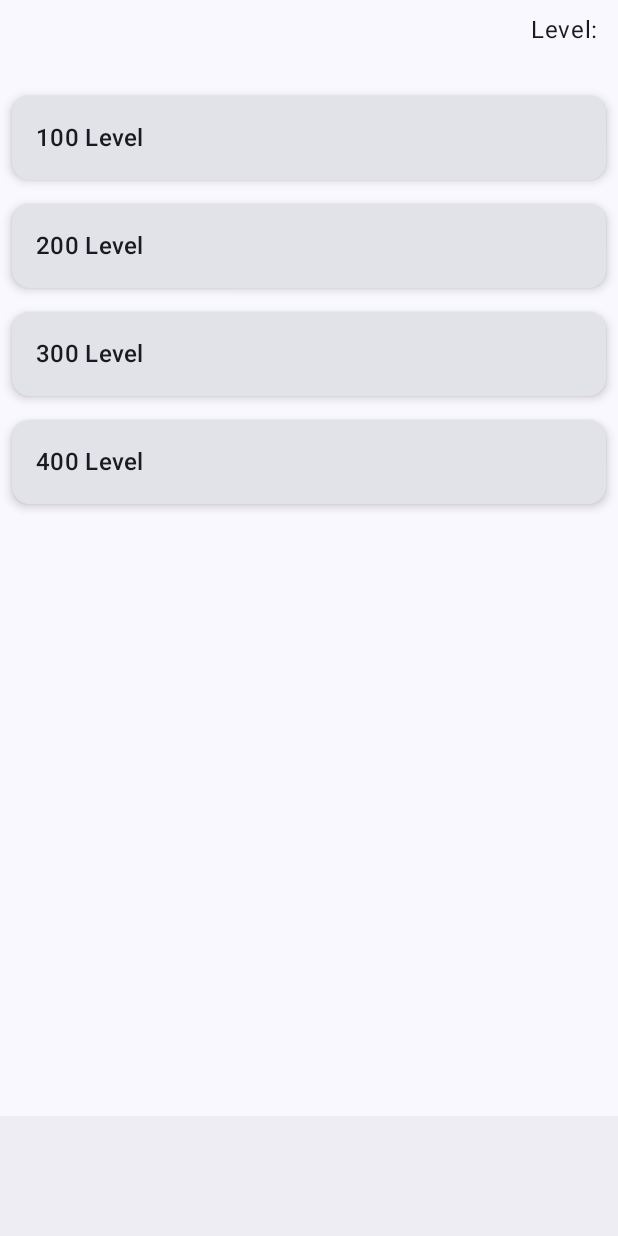
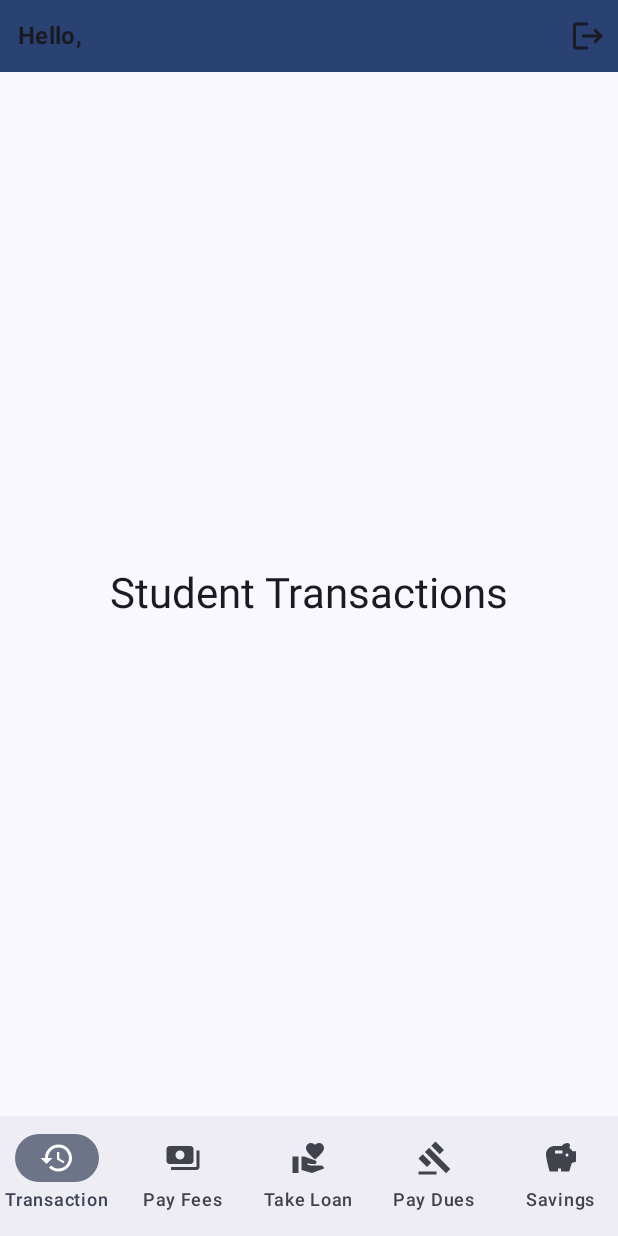
Before and after one commit to EQua-Dev/CariBank, an Android app built with Jetpack Compose: the StudentHomeScreen screen opened through its navigation route, on a phone screen of 412 x 824 dp. Run offline under Robolectric (Android 15) with nearby library versions, the phone set to English and light mode, and no system bars; our stand-ins replace Dagger/Hilt's generated code, Timber.

Commit message:
implemented student home screen

```diff
--- a/app/src/main/java/com/schoolprojects/caribank/holder/HolderScreen.kt
+++ b/app/src/main/java/com/schoolprojects/caribank/holder/HolderScreen.kt
@@ -230,6 +230,7 @@ fun ScaffoldSection(
                 composable(Screen.StudentHome.route) {
                     onStatusBarColorChange(MaterialTheme.colorScheme.background)
                     StudentHomeScreen(
+                        baseNavHostController = controller,
                         onNavigationRequested = onNavigationRequested,
                         onSemesterSelected = onSemesterSelected
                     )
@@ -237,6 +238,7 @@ fun ScaffoldSection(
                 composable(Screen.BankerHome.route) {
                     onStatusBarColorChange(MaterialTheme.colorScheme.background)
                     StudentHomeScreen(
+                        baseNavHostController = controller,
                         onNavigationRequested = onNavigationRequested,
                         onSemesterSelected = onSemesterSelected
                     )
--- /dev/null
+++ b/app/src/main/java/com/schoolprojects/caribank/navigation/BottomNavigationScreen.kt
@@ -0,0 +1,42 @@
+/*
+ * Copyright (c) 2023.
+ * Richard Uzor
+ * Under the authority of Devstrike Digital Limited
+ */
+
+package com.schoolprojects.caribank.navigation
+
+import androidx.compose.material.icons.Icons
+import androidx.compose.material.icons.filled.Assessment
+import androidx.compose.material.icons.filled.Badge
+import androidx.compose.material.icons.filled.Gavel
+import androidx.compose.material.icons.filled.History
+import androidx.compose.material.icons.filled.House
+import androidx.compose.material.icons.filled.MarkChatUnread
+import androidx.compose.material.icons.filled.Payments
+import androidx.compose.material.icons.filled.Person
+import androidx.compose.material.icons.filled.Savings
+import androidx.compose.material.icons.filled.Schedule
+import androidx.compose.material.icons.filled.VolunteerActivism
+import androidx.compose.ui.graphics.vector.ImageVector
+
+data class BottomNavigationScreen(
+    val title: String = "",
+    val selectedItem: Unit,
+    val unSelectedItem: Unit,
+    val notificationCount: Int? = null,
+    val route: String = ""
+)
+
+sealed class BottomBarScreen(
+    val title: String,
+    val icon: ImageVector,
+    val route: String
+){
+    object Transactions : BottomBarScreen("Transaction", Icons.Default.History, "student_transactions",)
+    object PayFees : BottomBarScreen("Pay Fees", Icons.Default.Payments, "student_pay_fees",)
+    object TakeLoan : BottomBarScreen("Take Loan", Icons.Default.VolunteerActivism, "student_take_loan",)
+    object PayDues : BottomBarScreen("Pay Dues", Icons.Default.Gavel, "student_pay_dues",)
+    object Savings : BottomBarScreen("Savings", Icons.Default.Savings, "student_savings",)
+
+}
--- /dev/null
+++ b/app/src/main/java/com/schoolprojects/caribank/navigation/StudentBottomBar.kt
@@ -0,0 +1,57 @@
+package com.schoolprojects.caribank.navigation
+
+import androidx.compose.foundation.layout.RowScope
+import androidx.compose.material3.Icon
+import androidx.compose.material3.NavigationBar
+import androidx.compose.material3.NavigationBarItem
+import androidx.compose.material3.Text
+import androidx.compose.runtime.Composable
+import androidx.compose.runtime.getValue
+import androidx.navigation.NavDestination
+import androidx.navigation.NavDestination.Companion.hierarchy
+import androidx.navigation.NavHostController
+import androidx.navigation.compose.currentBackStackEntryAsState
+
+
+@Composable
+fun StudentBottomBar(navController: NavHostController) {
+    val screens = listOf(
+        BottomBarScreen.Transactions,
+        BottomBarScreen.PayFees,
+        BottomBarScreen.TakeLoan,
+        BottomBarScreen.PayDues,
+        BottomBarScreen.Savings,
+    )
+    val navBackStackEntry by navController.currentBackStackEntryAsState()
+    val currentDestination = navBackStackEntry?.destination
+
+    NavigationBar {
+        screens.forEach { screen ->
+            StudentAddItem(
+                screen = screen,
+                currentDestination = currentDestination,
+                navController = navController
+            )
+
+        }
+    }
+
+}
+
+
+@Composable
+fun RowScope.StudentAddItem(
+    screen: BottomBarScreen,
+    currentDestination: NavDestination?,
+    navController: NavHostController
+) {
+    NavigationBarItem(
+        selected = currentDestination?.hierarchy?.any {
+            it.route == screen.route
+        } == true,
+        label = {
+            Text(text = screen.title)
+        },
+        onClick = { navController.navigate(screen.route) },
+        icon = { Icon(imageVector = screen.icon, contentDescription = screen.title) })
+}
--- /dev/null
+++ b/app/src/main/java/com/schoolprojects/caribank/navigation/StudentBottomNavigationGraph.kt
@@ -0,0 +1,71 @@
+/*
+ * Copyright (c) 2023.
+ * Richard Uzor
+ * Under the authority of Devstrike Digital Limited
+ */
+
+package com.schoolprojects.caribank.navigation
+
+import androidx.compose.runtime.Composable
+import androidx.navigation.NavHostController
+import androidx.navigation.compose.NavHost
+import androidx.navigation.compose.composable
+import com.schoolprojects.caribank.screens.student.paydues.StudentPayDues
+import com.schoolprojects.caribank.screens.student.payfees.StudentPayFees
+import com.schoolprojects.caribank.screens.student.savings.StudentSavings
+import com.schoolprojects.caribank.screens.student.takeloan.StudentTakeLoan
+import com.schoolprojects.caribank.screens.student.transactions.StudentTransactions
+
+@Composable
+fun StudentBottomNavigationGraph(navController: NavHostController) {
+//    NavHost(navController = navController, startDestination = Screen.SupervisorHouses.route) {
+//        composable(
+//            route = Screen.SupervisorHouses.route
+//        ) {
+//            SupervisorHouses(navController = navController)
+//        }
+//        composable(
+//            route = Screen.SupervisorStaff.route
+//        ) {
+//            SupervisorStaff(navController = navController)
+//        }
+//        composable(
+//            route = Screen.SupervisorShifts.route
+//        ) {
+//            SupervisorShifts(navController = navController)
+//        }
+//        composable(
+//            route = Screen.SupervisorProfile.route
+//        ) {
+//            SupervisorProfile(navController = navController)
+//        }
+//    }
+ NavHost(navController = navController, startDestination = BottomBarScreen.Transactions.route) {
+        composable(
+            route = BottomBarScreen.Transactions.route
+        ) {
+            StudentTransactions(navController = navController)
+        }
+        composable(
+            route = BottomBarScreen.PayFees.route
+        ) {
+            StudentPayFees(navController = navController)
+        }
+        composable(
+            route = BottomBarScreen.TakeLoan.route
+        ) {
+            StudentTakeLoan(navController = navController)
+        }
+        composable(
+            route = BottomBarScreen.PayDues.route
+        ) {
+            StudentPayDues(navController = navController)
+        }
+        composable(
+            route = BottomBarScreen.Savings.route
+        ) {
+            StudentSavings(navController = navController)
+        }
+    }
+
+}
--- a/app/src/main/java/com/schoolprojects/caribank/screens/student/HomeScreen.kt
+++ b/app/src/main/java/com/schoolprojects/caribank/screens/student/HomeScreen.kt
@@ -1,5 +1,7 @@
 package com.schoolprojects.caribank.screens.student
 
+import androidx.compose.foundation.background
+import androidx.compose.foundation.clickable
 import androidx.compose.foundation.layout.Arrangement
 import androidx.compose.foundation.layout.Box
 import androidx.compose.foundation.layout.Column
@@ -11,10 +13,17 @@ import androidx.compose.foundation.layout.padding
 import androidx.compose.foundation.layout.size
 import androidx.compose.foundation.lazy.LazyColumn
 import androidx.compose.foundation.lazy.items
+import androidx.compose.material.icons.Icons
+import androidx.compose.material.icons.automirrored.filled.Logout
+import androidx.compose.material.icons.filled.Logout
+import androidx.compose.material3.AlertDialog
 import androidx.compose.material3.BottomAppBar
 import androidx.compose.material3.CircularProgressIndicator
+import androidx.compose.material3.Icon
+import androidx.compose.material3.MaterialTheme
 import androidx.compose.material3.Scaffold
 import androidx.compose.material3.Text
+import androidx.compose.material3.TextButton
 import androidx.compose.runtime.Composable
 import androidx.compose.runtime.LaunchedEffect
 import androidx.compose.runtime.getValue
@@ -26,34 +35,36 @@ import androidx.compose.ui.Modifier
 import androidx.compose.ui.text.font.FontWeight
 import androidx.compose.ui.unit.dp
 import androidx.hilt.navigation.compose.hiltViewModel
+import androidx.navigation.NavHostController
+import androidx.navigation.compose.rememberNavController
 import com.google.android.material.bottomnavigation.BottomNavigationView
 import com.schoolprojects.caribank.components.ExpandableCard
 import com.schoolprojects.caribank.navigation.NavItem
+import com.schoolprojects.caribank.navigation.Screen
+import com.schoolprojects.caribank.navigation.StudentBottomBar
+import com.schoolprojects.caribank.navigation.StudentBottomNavigationGraph
+import com.schoolprojects.caribank.ui.theme.Typography
 import com.schoolprojects.caribank.utils.Common
 import com.schoolprojects.corrreps.viewmodels.StudentHomeViewModel
 
 @Composable
 fun StudentHomeScreen(
+    baseNavHostController: NavHostController,
     onNavigationRequested: (String, Boolean) -> Unit,
     onSemesterSelected: (level: String, semester: String) -> Unit,
     studentHomeViewModel: StudentHomeViewModel = hiltViewModel()
 ) {
+
+    val navController = rememberNavController()
+
 
     val studentData by remember {
         studentHomeViewModel.studentInfo
     }
     val errorMessage = remember { mutableStateOf("") }
     val showLoading by remember { mutableStateOf(studentHomeViewModel.showLoading) }
+    val openDialog by remember { mutableStateOf(studentHomeViewModel.openDialog) }
 
-    val navItems = listOf(
-        NavItem.Transactions,
-        NavItem.PayFees,
-        NavItem.TakeLoan,
-        NavItem.PayDues,
-        NavItem.Savings
-    )
-
-    var selectedItem by remember { mutableStateOf<NavItem>(NavItem.Transactions) }
 
 
     LaunchedEffect(key1 = null) {
@@ -72,41 +83,81 @@ fun StudentHomeScreen(
 
     Scaffold(
         bottomBar = {
-            BottomAppBar(actions = {
-
-            })
+            StudentBottomBar(navController = navController)
+        }, topBar = {
+            Box(
+                modifier = Modifier
+                    .background(MaterialTheme.colorScheme.primary)
+                    .fillMaxWidth()
+                    .padding(8.dp)
+            ) {
+                Row(
+                    modifier = Modifier.fillMaxWidth(),
+                    verticalAlignment = Alignment.CenterVertically
+                ) {
+                    Text(
+                        text = "Hello, ${studentData.studentFirstName}",
+                        modifier = Modifier
+                            .weight(0.6f)
+                            .padding(4.dp),
+                        style = Typography.titleMedium,
+                        fontWeight = FontWeight.Bold
+                    )
+                    Icon(
+                        imageVector = Icons.AutoMirrored.Filled.Logout,
+                        contentDescription = null,
+                        modifier = Modifier.clickable {
+                            studentHomeViewModel.updateDialogStatus()
+                        })
+                }
+            }
 
         }
     ) { innerPadding ->
-        Box(modifier = Modifier.padding(innerPadding)) {
-            LazyColumn(modifier = Modifier.padding(8.dp)) {
-                item {
-                    Row(
-                        modifier = Modifier.fillMaxWidth(),
-                        horizontalArrangement = Arrangement.SpaceBetween
-                    ) {
-                        Column {
-                            val studentName =
-                                "${studentData.studentFirstName} ${studentData.studentLastName}"
-                            Text(text = studentName)
-                            Text(text = studentData.studentRegNo)
-                        }
-                        Spacer(modifier = Modifier.weight(1.0f))
-                        Column {
-                            Text(text = "Level: ${studentData.studentCurrentLevel}")
-                            Text(text = studentData.studentRegNo, fontWeight = FontWeight.Bold)
-                        }
-                    }
-                }
-                items(Common.Levels.entries) { level ->
-                    ExpandableCard(level, onSemesterClicked = { semester ->
-                        onSemesterSelected(level.level, semester)
-                    })
-                }
-
-            }
+        Box(modifier = Modifier.padding(top = innerPadding.calculateTopPadding(),
+            bottom = innerPadding.calculateBottomPadding())) {
+            StudentBottomNavigationGraph(navController = navController)
         }
     }
+
+    if (openDialog.value) {
+        AlertDialog(
+            onDismissRequest = {
+                // Dismiss the dialog when the user clicks outside the dialog or on the back
+                // button. If you want to disable that functionality, simply use an empty
+                // onDismissRequest.
+                openDialog.value = false
+            },
+            title = {
+                Text(text = "Logout", style = Typography.titleLarge)
+            },
+            text = {
+                Text(text = "Do you want to logout?")
+            },
+            confirmButton = {
+                TextButton(
+                    onClick = {
+                        Common.mAuth.signOut()
+                        baseNavHostController.navigate(Screen.Login.route)
+                        studentHomeViewModel.updateDialogStatus()
+                    }
+                ) {
+                    Text("Yes")
+                }
+            },
+            dismissButton = {
+                TextButton(
+                    onClick = {
+                        studentHomeViewModel.updateDialogStatus()
+                    }
+                ) {
+                    Text("No")
+                }
+            },
+
+            )
+    }
+
     if (showLoading.value) {
         Box(modifier = Modifier.fillMaxSize(), contentAlignment = Alignment.Center) {
             CircularProgressIndicator(modifier = Modifier.size(64.dp))
--- /dev/null
+++ b/app/src/main/java/com/schoolprojects/caribank/screens/student/transactions/StudentTransactions.kt
@@ -0,0 +1,17 @@
+package com.schoolprojects.caribank.screens.student.transactions
+
+import androidx.compose.foundation.layout.Box
+import androidx.compose.foundation.layout.fillMaxSize
+import androidx.compose.material3.Text
+import androidx.compose.runtime.Composable
+import androidx.compose.ui.Alignment
+import androidx.compose.ui.Modifier
+import androidx.navigation.NavHostController
+import com.schoolprojects.caribank.ui.theme.Typography
+
+@Composable
+fun StudentTransactions(modifier: Modifier = Modifier, navController: NavHostController) {
+    Box(modifier = Modifier.fillMaxSize(), contentAlignment = Alignment.Center){
+        Text(text = "Student Transactions", style = Typography.headlineMedium)
+    }
+}
--- a/app/src/main/java/com/schoolprojects/caribank/viewmodels/StudentHomeViewModel.kt
+++ b/app/src/main/java/com/schoolprojects/caribank/viewmodels/StudentHomeViewModel.kt
@@ -12,6 +12,7 @@ class StudentHomeViewModel @Inject constructor() : ViewModel() {
 
     val studentInfo = mutableStateOf<Student>(Student())
     val showLoading = mutableStateOf<Boolean>(false)
+    val openDialog = mutableStateOf<Boolean>(false)
 
 
     fun updateStudentInfo(value: Student) {
@@ -21,5 +22,8 @@ class StudentHomeViewModel @Inject constructor() : ViewModel() {
     fun updateLoadingStatus(value: Boolean) {
         this.showLoading.value = value
     }
+    fun updateDialogStatus() {
+        this.openDialog.value = !this.openDialog.value
+    }
 
 }
```
Also changed, not shown: app/src/main/java/com/schoolprojects/caribank/screens/student/paydues/StudentPayDues.kt (added, +17 -0 lines), app/src/main/java/com/schoolprojects/caribank/screens/student/payfees/StudentPayFees.kt (added, +17 -0 lines), app/src/main/java/com/schoolprojects/caribank/screens/student/savings/StudentSavings.kt (added, +17 -0 lines), app/src/main/java/com/schoolprojects/caribank/screens/student/takeloan/StudentTakeLoan.kt (added, +17 -0 lines).
